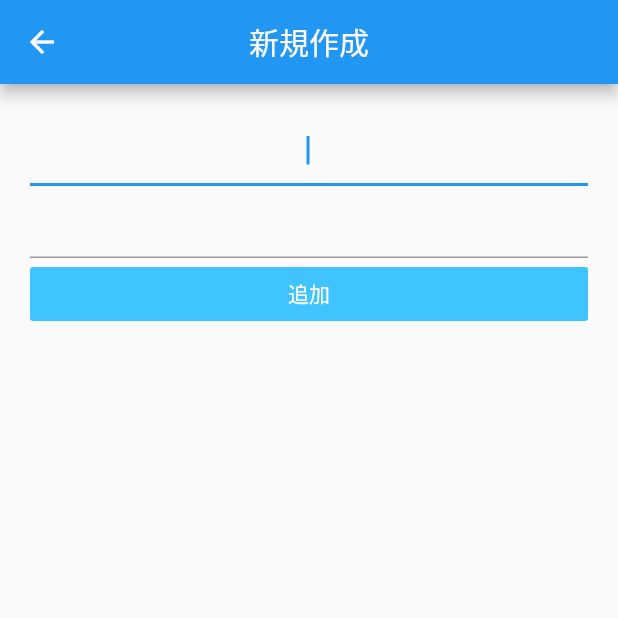
After one commit to yyt-159/benesse_memo_v2, a Flutter app: the AddMemoScreen screen opened directly, on a phone screen of 412 x 824 dp, the top half of it. The commit adds this screen. Run offline on Flutter 3.47's test engine with Material 2 defaults, Android fonts, the phone set to English and light mode, and no system bars.

Commit message:
追加画面の修正

```diff
--- /dev/null
+++ b/lib/components/add_memo_screen.dart
@@ -0,0 +1,59 @@
+import 'package:flutter/material.dart';
+import 'package:provider/provider.dart';
+import 'memo_data.dart';
+
+class AddMemoScreen extends StatefulWidget {
+  @override
+  _AddMemoScreenState createState() => _AddMemoScreenState();
+}
+
+class _AddMemoScreenState extends State<AddMemoScreen> {
+
+  String _addingMemoTitle;
+  String _addingMemoBody;
+
+  @override
+  Widget build(BuildContext context) {
+    return Scaffold(
+      appBar: AppBar(
+        title: Text('新規作成'),
+        centerTitle: true,
+      ),
+      body: Padding(
+        padding:EdgeInsets.only(top: 20.0,left: 20.0,right:20.0),
+        child: Column(
+          crossAxisAlignment: CrossAxisAlignment.stretch,
+          children: <Widget>[
+            TextField(
+              autofocus: true,
+              textAlign: TextAlign.center,
+              onChanged: (newMemoTitle){
+                _addingMemoTitle = newMemoTitle;
+              },
+            ),
+            TextField(
+              autofocus: true,
+              textAlign: TextAlign.center,
+              onChanged: (newMemoBody){
+                _addingMemoBody = newMemoBody;
+              },
+            ),
+            FlatButton(
+              child: Text(
+                '追加',
+                style: TextStyle(
+                  color: Colors.white,
+                ),
+              ),
+              color: Colors.lightBlueAccent,
+              onPressed: () {
+                Provider.of<MemoData>(context, listen: false).addData(_addingMemoTitle,_addingMemoBody);
+                Navigator.pop(context);
+              },
+            ),
+          ],
+        ),
+      ),
+    );
+  }
+}
--- a/lib/components/memo_data.dart
+++ b/lib/components/memo_data.dart
@@ -13,4 +13,9 @@ class MemoData extends ChangeNotifier {
     return memoStore.length;
   }
 
+  void addData (memoTitle,memoBody){
+    final memo = MemoTemp(memoTitle: memoTitle,memoBody: memoBody);
+    memoStore.add(memo);
+    notifyListeners();
+  }
 }
--- a/lib/components/memo_show_screen.dart
+++ b/lib/components/memo_show_screen.dart
@@ -18,6 +18,7 @@ class _ShowScreenState extends State<ShowScreen> {
     return Scaffold(
       appBar: AppBar(
         title: Text(widget.memoTitle),
+        centerTitle: true,
       ),
       body: Center(
         child: Container(
```
Also changed, not shown: lib/components/memo_screen.dart (+8 -2 lines).
